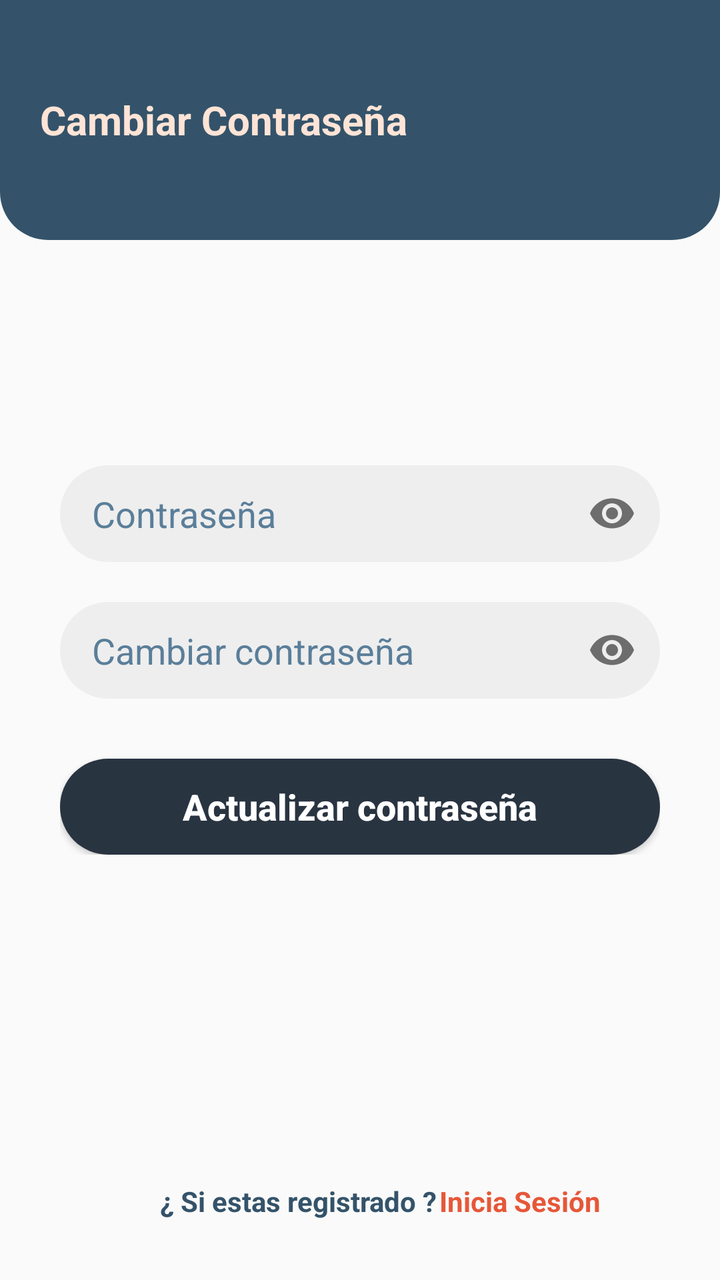
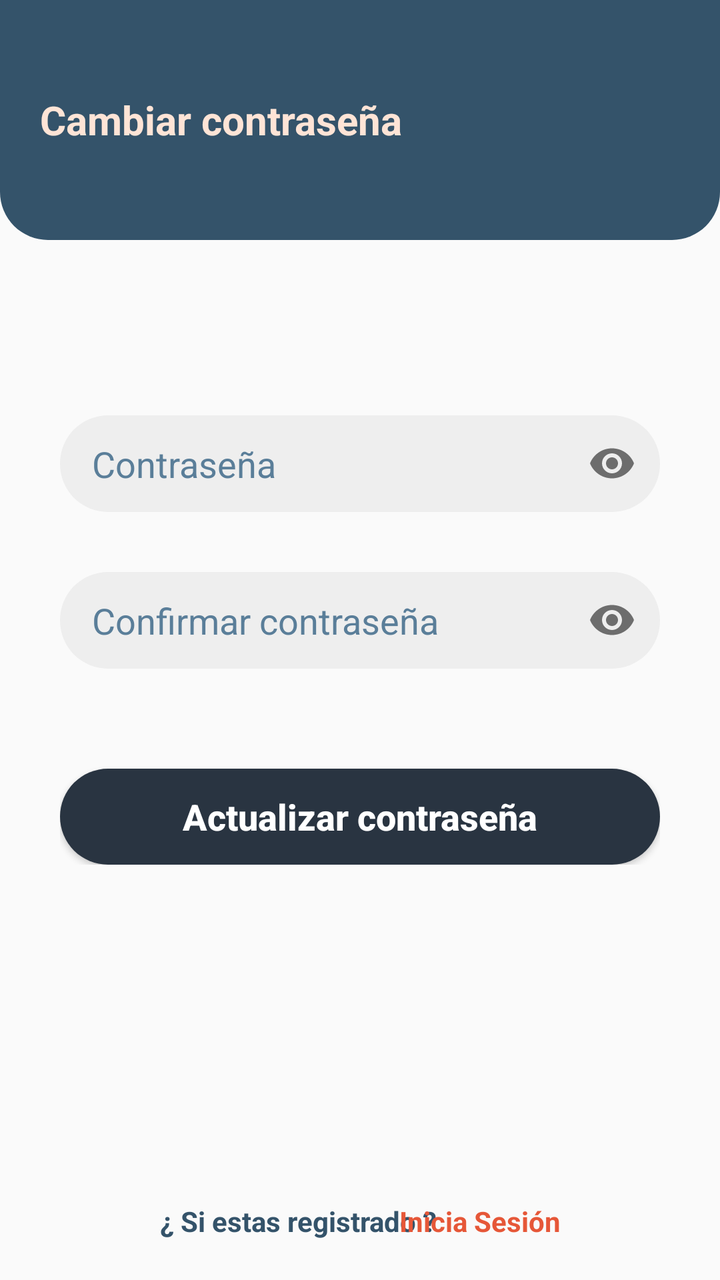

Compare the two renders of this Android layout. The source of the first and the diff that turns it into the second are given below.
<!-- AndroidManifest.xml: application theme Theme.ApkCavoshCafe -->
<!-- res/layout/fragment_password.xml -->
<?xml version="1.0" encoding="utf-8"?>
<FrameLayout xmlns:android="http://schemas.android.com/apk/res/android"
    xmlns:tools="http://schemas.android.com/tools"
    android:layout_width="match_parent"
    android:layout_height="match_parent"
    xmlns:app="http://schemas.android.com/apk/res-auto"
    tools:context=".ui.Password">

    <FrameLayout
        android:layout_width="match_parent"
        android:layout_height="120dp"
        android:background="@drawable/sh_bg_header_police_blue" >

        <TextView
            android:layout_width="wrap_content"
            android:layout_height="wrap_content"
            android:layout_gravity="center|start"
            android:layout_marginStart="20dp"
            android:text="Cambiar Contraseña"
            android:textColor="@color/flesh"
            android:textSize="20sp"
            android:textStyle="bold" />

    </FrameLayout>

    <LinearLayout
        android:layout_width="match_parent"
        android:layout_height="wrap_content"
        android:layout_marginHorizontal="30dp"
        android:orientation="vertical"
        android:layout_gravity="center_vertical">


        <com.google.android.material.textfield.TextInputLayout
            android:id="@+id/tilNewPassword"
            android:layout_width="match_parent"
            android:layout_height="wrap_content"
            android:layout_marginTop="20dp"
            app:endIconMode="password_toggle"
            app:hintEnabled="false">

            <com.google.android.material.textfield.TextInputEditText
                android:layout_width="match_parent"
                android:layout_height="wrap_content"
                android:background="@drawable/se_bg_edt_police_blue"
                android:inputType="textPassword"
                android:paddingHorizontal="16dp"
                android:paddingVertical="12dp"
                android:textColorHint="@color/steel_teal"
                android:hint="@string/contrase_a" />

        </com.google.android.material.textfield.TextInputLayout>

        <com.google.android.material.textfield.TextInputLayout
            android:id="@+id/tilPasswordConfirm"
            android:layout_width="match_parent"
            android:layout_height="wrap_content"
            android:layout_marginTop="20dp"
            app:endIconMode="password_toggle"
            app:hintEnabled="false">

            <com.google.android.material.textfield.TextInputEditText
                android:layout_width="match_parent"
                android:layout_height="wrap_content"
                android:background="@drawable/se_bg_edt_police_blue"
                android:inputType="textPassword"
                android:paddingHorizontal="16dp"
                android:paddingVertical="12dp"
                android:textColorHint="@color/steel_teal"
                android:hint="Cambiar contraseña" />

        </com.google.android.material.textfield.TextInputLayout>


        <Button
            android:id="@+id/btnActualizar"
            android:layout_width="match_parent"
            android:layout_height="wrap_content"
            android:layout_gravity="bottom|center"
            android:layout_marginTop="30dp"
            android:background="@drawable/sh_bg_btn_gunmetal"
            android:text="Actualizar contraseña"
            android:textAllCaps="false"
            android:textColor="@color/white"
            android:textSize="18sp"
            android:textStyle="bold" />

    </LinearLayout>

    <TextView
        android:layout_width="wrap_content"
        android:layout_height="wrap_content"
        android:layout_gravity="bottom"
        android:layout_marginStart="80dp"
        android:layout_marginBottom="30dp"
        android:text="¿ Si estas registrado ?"
        android:textColor="@color/police_blue"
        android:textStyle="bold"/>

    <TextView
        android:id="@+id/tvLogin"
        android:layout_width="wrap_content"
        android:layout_height="wrap_content"
        android:layout_gravity="bottom|center"
        android:layout_marginStart="80dp"
        android:layout_marginBottom="30dp"
        android:clickable="true"
        android:focusable="true"
        android:text="Inicia Sesión"
        android:textColor="@color/carmine_pink"
        android:textStyle="bold"/>

</FrameLayout>
<!-- resources referenced by this layout -->
<resources>
  <color name="carmine_pink">#E65738</color>
  <color name="flesh">#FEE4D6</color>
  <color name="police_blue">#34536A</color>
  <color name="steel_teal">#5A7E99</color>
  <color name="white">#FFFFFFFF</color>
  <!-- drawable se_bg_edt_police_blue (drawable) -->
  <?xml version="1.0" encoding="utf-8"?>
  <selector xmlns:android="http://schemas.android.com/apk/res/android">
  
      <item android:state_enabled="true" android:state_focused="true">
          <shape android:shape="rectangle">
              <corners android:radius="24dp"/>
              <solid android:color="@color/white"/>
              <stroke android:color="@color/police_blue" android:width="1dp"/>
          </shape>
      </item>
  
      <item android:state_enabled="true">
          <shape android:shape="rectangle">
              <corners android:radius="24dp"/>
              <solid android:color="@color/bright_gray"/>
          </shape>
  
      </item>
  </selector>
  <!-- drawable sh_bg_btn_gunmetal (drawable) -->
  <?xml version="1.0" encoding="utf-8"?>
  <shape xmlns:android="http://schemas.android.com/apk/res/android">
  <corners android:radius="25dp"/>
      <solid android:color="@color/gunmetal"/>
  </shape>
  <!-- drawable sh_bg_header_police_blue (drawable) -->
  <?xml version="1.0" encoding="utf-8"?>
  <shape xmlns:android="http://schemas.android.com/apk/res/android">
  <corners android:bottomLeftRadius="24dp"
      android:bottomRightRadius="24dp"/>
      <solid android:color="@color/police_blue"/>
  </shape>
  <string name="contrase_a">Contraseña</string>
  <style name="Theme.ApkCavoshCafe" parent="Theme.MaterialComponents.DayNight.NoActionBar.Bridge">
          
          <item name="colorPrimary">@color/purple_500</item>
          <item name="colorPrimaryVariant">@color/purple_700</item>
          <item name="colorOnPrimary">@color/white</item>
          
          <item name="colorSecondary">@color/teal_200</item>
          <item name="colorSecondaryVariant">@color/teal_700</item>
          <item name="colorOnSecondary">@color/black</item>
          
          <item name="android:statusBarColor">?attr/colorPrimaryVariant</item>
          
      </style>
  <color name="bright_gray">#EEEEEE</color>
  <color name="gunmetal">#293441</color>
  <color name="purple_500">#FF6200EE</color>
  <color name="purple_700">#FF3700B3</color>
  <color name="teal_200">#FF03DAC5</color>
  <color name="teal_700">#FF018786</color>
  <color name="black">#FF000000</color>
</resources>

<!-- the commit's change to res/layout/fragment_password.xml (unified diff, before → after) -->
@@ -1,9 +1,10 @@
 <?xml version="1.0" encoding="utf-8"?>
-<FrameLayout xmlns:android="http://schemas.android.com/apk/res/android"
+<FrameLayout
+    xmlns:android="http://schemas.android.com/apk/res/android"
     xmlns:tools="http://schemas.android.com/tools"
+    xmlns:app="http://schemas.android.com/apk/res-auto"
     android:layout_width="match_parent"
     android:layout_height="match_parent"
-    xmlns:app="http://schemas.android.com/apk/res-auto"
     tools:context=".ui.Password">
 
     <FrameLayout
@@ -16,7 +17,7 @@
             android:layout_height="wrap_content"
             android:layout_gravity="center|start"
             android:layout_marginStart="20dp"
-            android:text="Cambiar Contraseña"
+            android:text="Cambiar contraseña"
             android:textColor="@color/flesh"
             android:textSize="20sp"
             android:textStyle="bold" />
@@ -27,15 +28,13 @@
         android:layout_width="match_parent"
         android:layout_height="wrap_content"
         android:layout_marginHorizontal="30dp"
-        android:orientation="vertical"
-        android:layout_gravity="center_vertical">
-
+        android:layout_gravity="center"
+        android:orientation="vertical" >
 
         <com.google.android.material.textfield.TextInputLayout
-            android:id="@+id/tilNewPassword"
+            android:id="@+id/tilPasswordd"
             android:layout_width="match_parent"
             android:layout_height="wrap_content"
-            android:layout_marginTop="20dp"
             app:endIconMode="password_toggle"
             app:hintEnabled="false">
 
@@ -47,15 +46,15 @@
                 android:paddingHorizontal="16dp"
                 android:paddingVertical="12dp"
                 android:textColorHint="@color/steel_teal"
-                android:hint="@string/contrase_a" />
+                android:hint="@string/passwordd" />
 
         </com.google.android.material.textfield.TextInputLayout>
 
         <com.google.android.material.textfield.TextInputLayout
-            android:id="@+id/tilPasswordConfirm"
+            android:id="@+id/tilPassworddConfirmar"
             android:layout_width="match_parent"
             android:layout_height="wrap_content"
-            android:layout_marginTop="20dp"
+            android:layout_marginTop="30dp"
             app:endIconMode="password_toggle"
             app:hintEnabled="false">
 
@@ -67,17 +66,16 @@
                 android:paddingHorizontal="16dp"
                 android:paddingVertical="12dp"
                 android:textColorHint="@color/steel_teal"
-                android:hint="Cambiar contraseña" />
+                android:hint="@string/confirmar_passwordd" />
 
         </com.google.android.material.textfield.TextInputLayout>
-
 
         <Button
             android:id="@+id/btnActualizar"
             android:layout_width="match_parent"
             android:layout_height="wrap_content"
             android:layout_gravity="bottom|center"
-            android:layout_marginTop="30dp"
+            android:layout_marginTop="50dp"
             android:background="@drawable/sh_bg_btn_gunmetal"
             android:text="Actualizar contraseña"
             android:textAllCaps="false"
@@ -92,7 +90,7 @@
         android:layout_height="wrap_content"
         android:layout_gravity="bottom"
         android:layout_marginStart="80dp"
-        android:layout_marginBottom="30dp"
+        android:layout_marginBottom="20dp"
         android:text="¿ Si estas registrado ?"
         android:textColor="@color/police_blue"
         android:textStyle="bold"/>
@@ -102,8 +100,8 @@
         android:layout_width="wrap_content"
         android:layout_height="wrap_content"
         android:layout_gravity="bottom|center"
-        android:layout_marginStart="80dp"
-        android:layout_marginBottom="30dp"
+        android:layout_marginStart="60dp"
+        android:layout_marginBottom="20dp"
         android:clickable="true"
         android:focusable="true"
         android:text="Inicia Sesión"
<!-- resource entries referenced after the edit -->
@@ -38,7 +38,8 @@
       android:bottomRightRadius="24dp"/>
       <solid android:color="@color/police_blue"/>
   </shape>
-  <string name="contrase_a">Contraseña</string>
+  <string name="confirmar_passwordd">Confirmar contraseña</string>
+  <string name="passwordd">Contraseña</string>
   <style name="Theme.ApkCavoshCafe" parent="Theme.MaterialComponents.DayNight.NoActionBar.Bridge">
           
           <item name="colorPrimary">@color/purple_500</item>
